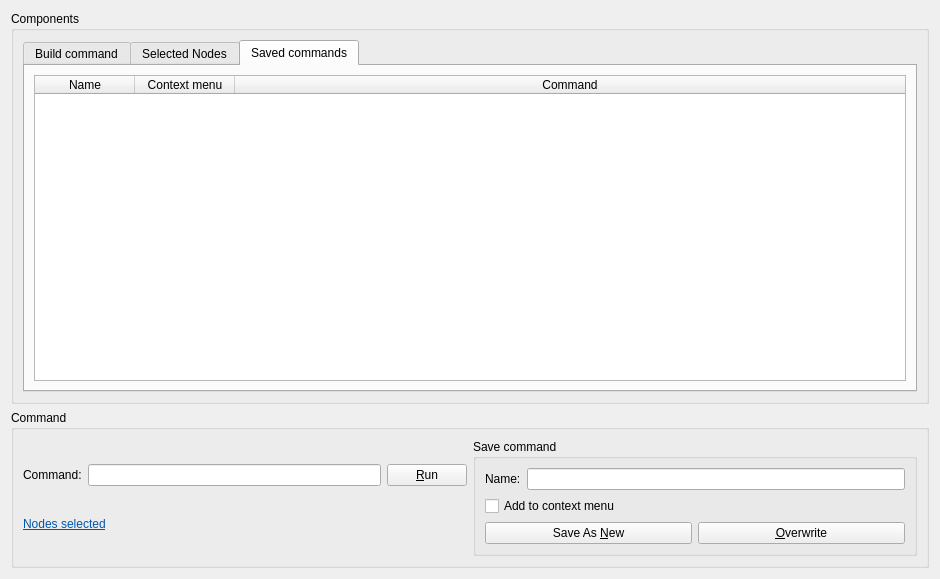
Old version of the form Viewer/src/CommandDesignerWidget.ui in the repository ecmwf/ecflow.
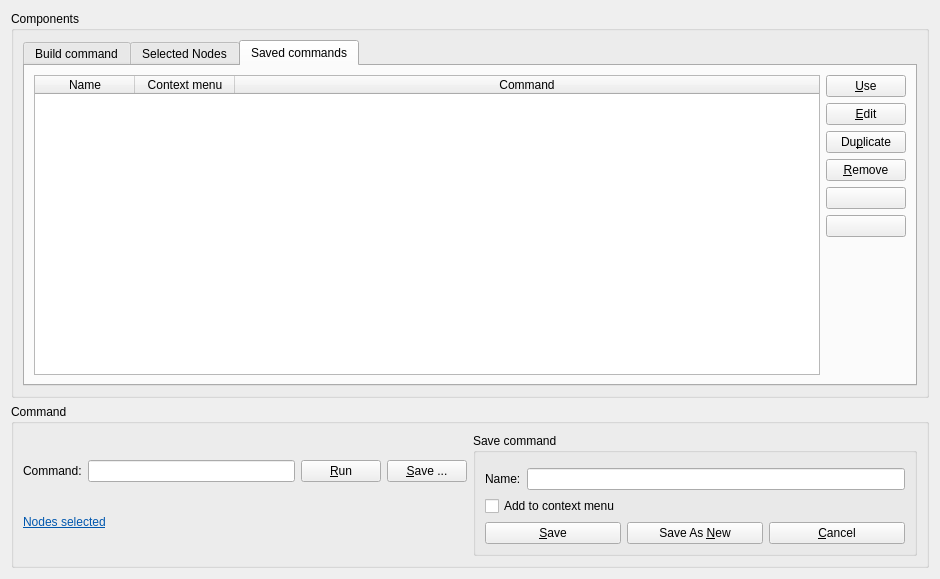
New version of the form. The open tabs and pages were chosen to show the change. Icons and pictures are not drawn. Custom widgets are drawn as their Qt base class.

Commit message: ecFlowUI: allow management of saved custom commands and add them to the context menu [EFLOW-529]

What changed in the file:
```diff
--- a/Viewer/src/CommandDesignerWidget.ui
+++ b/Viewer/src/CommandDesignerWidget.ui
@@ -113,9 +113,24 @@
               <property name="editTriggers">
                <set>QAbstractItemView::NoEditTriggers</set>
               </property>
+              <property name="dragEnabled">
+               <bool>true</bool>
+              </property>
+              <property name="dragDropOverwriteMode">
+               <bool>false</bool>
+              </property>
+              <property name="dragDropMode">
+               <enum>QAbstractItemView::NoDragDrop</enum>
+              </property>
+              <property name="defaultDropAction">
+               <enum>Qt::IgnoreAction</enum>
+              </property>
               <property name="alternatingRowColors">
                <bool>true</bool>
               </property>
+              <property name="selectionMode">
+               <enum>QAbstractItemView::SingleSelection</enum>
+              </property>
               <property name="selectionBehavior">
                <enum>QAbstractItemView::SelectRows</enum>
               </property>
@@ -145,6 +160,73 @@
               </column>
              </widget>
             </item>
+            <item>
+             <layout class="QVBoxLayout" name="verticalLayout_5">
+              <item>
+               <widget class="QPushButton" name="useCommandButton_">
+                <property name="text">
+                 <string>&amp;Use</string>
+                </property>
+               </widget>
+              </item>
+              <item>
+               <widget class="QPushButton" name="editCommandButton_">
+                <property name="text">
+                 <string>&amp;Edit</string>
+                </property>
+               </widget>
+              </item>
+              <item>
+               <widget class="QPushButton" name="duplicateCommandButton_">
+                <property name="text">
+                 <string>Du&amp;plicate</string>
+                </property>
+               </widget>
+              </item>
+              <item>
+               <widget class="QPushButton" name="deleteCommandButton_">
+                <property name="text">
+                 <string>&amp;Remove</string>
+                </property>
+               </widget>
+              </item>
+              <item>
+               <widget class="QPushButton" name="upButton_">
+                <property name="text">
+                 <string/>
+                </property>
+                <property name="icon">
+                 <iconset>
+                  <normaloff>:/viewer/images/arrow_up.svg</normaloff>:/viewer/images/arrow_up.svg</iconset>
+                </property>
+               </widget>
+              </item>
+              <item>
+               <widget class="QPushButton" name="downButton_">
+                <property name="text">
+                 <string/>
+                </property>
+                <property name="icon">
+                 <iconset>
+                  <normaloff>:/viewer/images/arrow_down.svg</normaloff>:/viewer/images/arrow_down.svg</iconset>
+                </property>
+               </widget>
+              </item>
+              <item>
+               <spacer name="verticalSpacer">
+                <property name="orientation">
+                 <enum>Qt::Vertical</enum>
+                </property>
+                <property name="sizeHint" stdset="0">
+                 <size>
+                  <width>20</width>
+                  <height>40</height>
+                 </size>
+                </property>
+               </spacer>
+              </item>
+             </layout>
+            </item>
            </layout>
           </widget>
          </widget>
@@ -181,6 +263,13 @@
             </property>
            </widget>
           </item>
+          <item>
+           <widget class="QPushButton" name="saveOptionsButton_">
+            <property name="text">
+             <string>&amp;Save ...</string>
+            </property>
+           </widget>
+          </item>
          </layout>
         </item>
         <item>
@@ -204,6 +293,9 @@
          <string>Save command</string>
         </property>
         <layout class="QVBoxLayout" name="verticalLayout_2">
+         <item>
+          <widget class="MessageLabel" name="nameInfoLabel_" native="true"/>
+         </item>
          <item>
           <layout class="QHBoxLayout" name="horizontalLayout_3">
            <item>
@@ -227,6 +319,13 @@
          </item>
          <item>
           <layout class="QHBoxLayout" name="horizontalLayout_7">
+           <item>
+            <widget class="QPushButton" name="overwriteButton_">
+             <property name="text">
+              <string>&amp;Save</string>
+             </property>
+            </widget>
+           </item>
            <item>
             <widget class="QPushButton" name="saveAsNewButton_">
              <property name="text">
@@ -235,9 +334,9 @@
             </widget>
            </item>
            <item>
-            <widget class="QPushButton" name="overwriteButton_">
+            <widget class="QPushButton" name="cancelSaveButton_">
              <property name="text">
-              <string>&amp;Overwrite</string>
+              <string>&amp;Cancel</string>
              </property>
             </widget>
            </item>
```
Left out of the diff: 1 changed line with no effect on the pictures. The commit also changes 9 other files.
